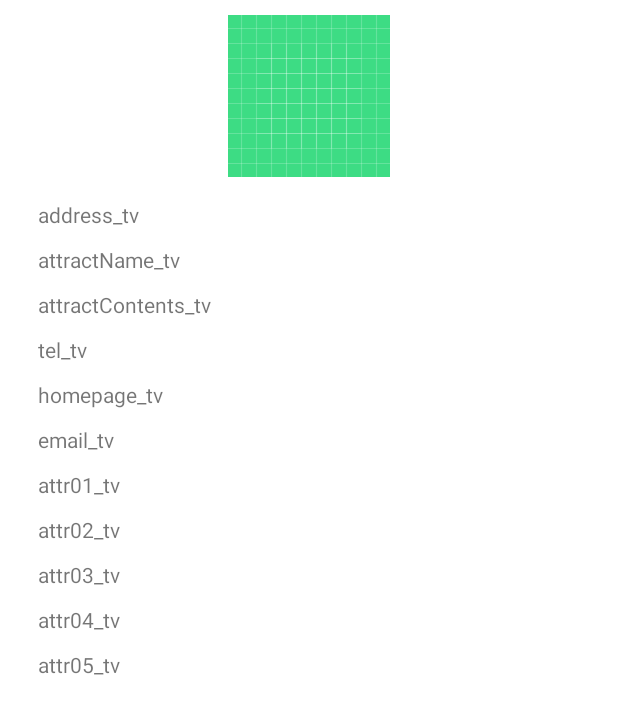
After one commit to Neighboring-Friends/LocalLink, an Android app: the layout fragment_attraction_detail.xml on its own in the app's theme, with its tools: preview values and no code run, on a phone screen of 412 x 824 dp. The commit adds this screen. Shown: the top 714 px of the screen. Run offline under Robolectric (Android 15) with nearby library versions, the phone set to English and light mode, and no system bars; network calls fail.

Commit message:
attraction detail page add

```diff
--- a/app/build.gradle
+++ b/app/build.gradle
@@ -35,6 +35,9 @@ android {
     viewBinding{
         enabled = true
     }
+    dataBinding{
+        enable = true
+    }
 }
 
 dependencies {
@@ -53,6 +56,9 @@ dependencies {
     // gson
     implementation 'com.squareup.retrofit2:converter-gson:2.9.0'
 
+    // kotlin data binding
+    implementation("androidx.fragment:fragment-ktx:1.6.1")
+
 
     implementation 'androidx.core:core-ktx:1.7.0'
     implementation 'androidx.appcompat:appcompat:1.6.1'
--- a/app/src/main/AndroidManifest.xml
+++ b/app/src/main/AndroidManifest.xml
@@ -32,6 +32,9 @@
         <activity
             android:name=".attraction.AttractionActivity"
             android:exported="false"/>
+        <activity
+            android:name=".attraction.AttractionDetailActivity"
+            android:exported="false"/>
     </application>
 
 </manifest>
--- a/app/src/main/java/com/example/nextdoorfriend/attraction/AttractionFragment.kt
+++ b/app/src/main/java/com/example/nextdoorfriend/attraction/AttractionFragment.kt
@@ -27,7 +27,7 @@ class AttractionFragment : Fragment(R.layout.fragment_attraction) {
         AttractionLoader(activity)
     }
 
-    private val majorAttractionList = arrayListOf<Attraction>()
+    private val majorAttractionList = mutableListOf<Attraction>()
 
     override fun onAttach(context: Context) {
         super.onAttach(context)
@@ -40,10 +40,10 @@ class AttractionFragment : Fragment(R.layout.fragment_attraction) {
         binding = FragmentAttractionBinding.bind(view)
 
         binding.majorAttractionRecyclerView.apply{
-            adapter = MajorAttractionRecyclerViewAdaptor(majorAttractionList)
+            adapter = MajorAttractionRecyclerViewAdaptor(activity, majorAttractionList)
         }
         binding.minorAttractionRecyclerView.apply {
-            adapter = MinorAttractionRecyclerViewAdaptor(majorAttractionList)
+            adapter = MinorAttractionRecyclerViewAdaptor(activity, majorAttractionList)
         }
 
         CoroutineScope(Dispatchers.IO)
--- a/app/src/main/java/com/example/nextdoorfriend/attraction/Func.kt
+++ b/app/src/main/java/com/example/nextdoorfriend/attraction/Func.kt
@@ -5,10 +5,10 @@ import com.google.gson.Gson
 
 object Func {
 
-    fun <T: Sendable> Intent.putAny(name: String, any: T) {
-        this.putExtra(name, (any as Sendable).toString())
+    fun <T> Intent.putAny(name: String, any: T) {
+        this.putExtra(name, Gson().toJson(any))
     }
-    fun <T: Sendable> Intent.getAny(name: String, anyType: Class<T>): T {
+    fun <T> Intent.getAny(name: String, anyType: Class<T>): T {
         return Gson().fromJson(this.getStringExtra(name), anyType)
     }
 
--- /dev/null
+++ b/app/src/main/res/layout/fragment_attraction_detail.xml
@@ -0,0 +1,117 @@
+<?xml version="1.0" encoding="utf-8"?>
+<layout
+    xmlns:android="http://schemas.android.com/apk/res/android"
+    xmlns:tools="http://schemas.android.com/tools">
+
+    <data>
+        <variable
+            name="item"
+            type="com.example.nextdoorfriend.attraction.Attraction" />
+    </data>
+
+    <LinearLayout
+        android:layout_width="match_parent"
+        android:layout_height="match_parent"
+        android:orientation="vertical"
+        android:gravity="center"
+        android:padding="@dimen/padding">
+
+        <ImageView
+            android:layout_width="wrap_content"
+            android:layout_height="wrap_content"
+            android:src="@drawable/ic_launcher_background"/>
+
+        <ScrollView
+            android:layout_width="match_parent"
+            android:layout_height="match_parent">
+
+            <LinearLayout
+                android:layout_width="match_parent"
+                android:layout_height="wrap_content"
+                android:orientation="vertical"
+                android:gravity="center"
+                android:padding="@dimen/padding">
+
+                <TextView
+                    android:id="@+id/address_tv"
+                    android:layout_width="match_parent"
+                    android:layout_height="wrap_content"
+                    android:text="@{item.address}"
+                    android:layout_margin="@dimen/margin"
+                    tools:text="address_tv"/>
+                <TextView
+                    android:id="@+id/attractName_tv"
+                    android:layout_width="match_parent"
+                    android:layout_height="wrap_content"
+                    android:text="@{item.attractName}"
+                    android:layout_margin="@dimen/margin"
+                    tools:text="attractName_tv"/>
+                <TextView
+                    android:id="@+id/attractContents_tv"
+                    android:layout_width="match_parent"
+                    android:layout_height="wrap_content"
+                    android:text="@{item.attractContents}"
+                    android:layout_margin="@dimen/margin"
+                    tools:text="attractContents_tv"/>
+                <TextView
+                    android:id="@+id/tel_tv"
+                    android:layout_width="match_parent"
+                    android:layout_height="wrap_content"
+                    android:layout_margin="@dimen/margin"
+                    android:text="@{item.tel}"
+                    tools:text="tel_tv"/>
+                <TextView
+                    android:id="@+id/homepage_tv"
+                    android:layout_width="match_parent"
+                    android:layout_height="wrap_content"
+                    android:text="@{item.homepage}"
+                    android:layout_margin="@dimen/margin"
+                    tools:text="homepage_tv"/>
+                <TextView
+                    android:id="@+id/email_tv"
+                    android:layout_width="match_parent"
+                    android:layout_height="wrap_content"
+                    android:text="@{item.email}"
+                    android:layout_margin="@dimen/margin"
+                    tools:text="email_tv"/>
+                <TextView
+                    android:id="@+id/attr01_tv"
+                    android:layout_width="match_parent"
+                    android:layout_height="wrap_content"
+                    android:text="@{item.attr01}"
+                    android:layout_margin="@dimen/margin"
+                    tools:text="attr01_tv"/>
+                <TextView
+                    android:id="@+id/attr02_tv"
+                    android:layout_width="match_parent"
+                    android:layout_height="wrap_content"
+                    android:text="@{item.attr02}"
+                    android:layout_margin="@dimen/margin"
+                    tools:text="attr02_tv"/>
+                <TextView
+                    android:id="@+id/attr03_tv"
+                    android:layout_width="match_parent"
+                    android:layout_height="wrap_content"
+                    android:text="@{item.attr03}"
+                    android:layout_margin="@dimen/margin"
+                    tools:text="attr03_tv"/>
+                <TextView
+                    android:id="@+id/attr04_tv"
+                    android:layout_width="match_parent"
+                    android:layout_height="wrap_content"
+                    android:text="@{item.attr04}"
+                    android:layout_margin="@dimen/margin"
+                    tools:text="attr04_tv"/>
+                <TextView
+                    android:id="@+id/attr05_tv"
+                    android:layout_width="match_parent"
+                    android:layout_height="wrap_content"
+                    android:text="@{item.attr05}"
+                    android:layout_margin="@dimen/margin"
+                    tools:text="attr05_tv"/>
+            </LinearLayout>
+        </ScrollView>
+
+    </LinearLayout>
+
+</layout>
--- a/app/src/main/res/values/dimen.xml
+++ b/app/src/main/res/values/dimen.xml
@@ -3,4 +3,6 @@
     <dimen name="major_image_height">200dp</dimen>
     <dimen name="major_text_size">25sp</dimen>
     <dimen name="minor_text_size">15sp</dimen>
+    <dimen name="padding">10dp</dimen>
+    <dimen name="margin">5dp</dimen>
 </resources>
--- a/app/src/main/res/values/strings.xml
+++ b/app/src/main/res/values/strings.xml
@@ -1,3 +1,6 @@
 <resources>
     <string name="app_name">nextdoorfriend</string>
+
+    <string name="attraction_detail_tab_1">설명</string>
+    <string name="attraction_detail_tab_2">모집</string>
 </resources>
```
Also changed, not shown: app/src/main/java/com/example/nextdoorfriend/attraction/AttractionDetailActivity.kt (+59 -1 lines), app/src/main/java/com/example/nextdoorfriend/attraction/AttractionDetailFragment.kt (added, +39 -0 lines), app/src/main/java/com/example/nextdoorfriend/attraction/RecruitFragment.kt (added, +66 -0 lines), app/src/main/java/com/example/nextdoorfriend/attraction/adaptor/MajorAttractionRecyclerViewAdaptor.kt (+15 -2 lines), app/src/main/java/com/example/nextdoorfriend/attraction/adaptor/MinorAttractionRecyclerViewAdaptor.kt (+16 -2 lines), app/src/main/res/layout/activity_attraction_detail.xml (added, +79 -0 lines), app/src/main/res/layout/fragment_recruit.xml (added, +21 -0 lines).
